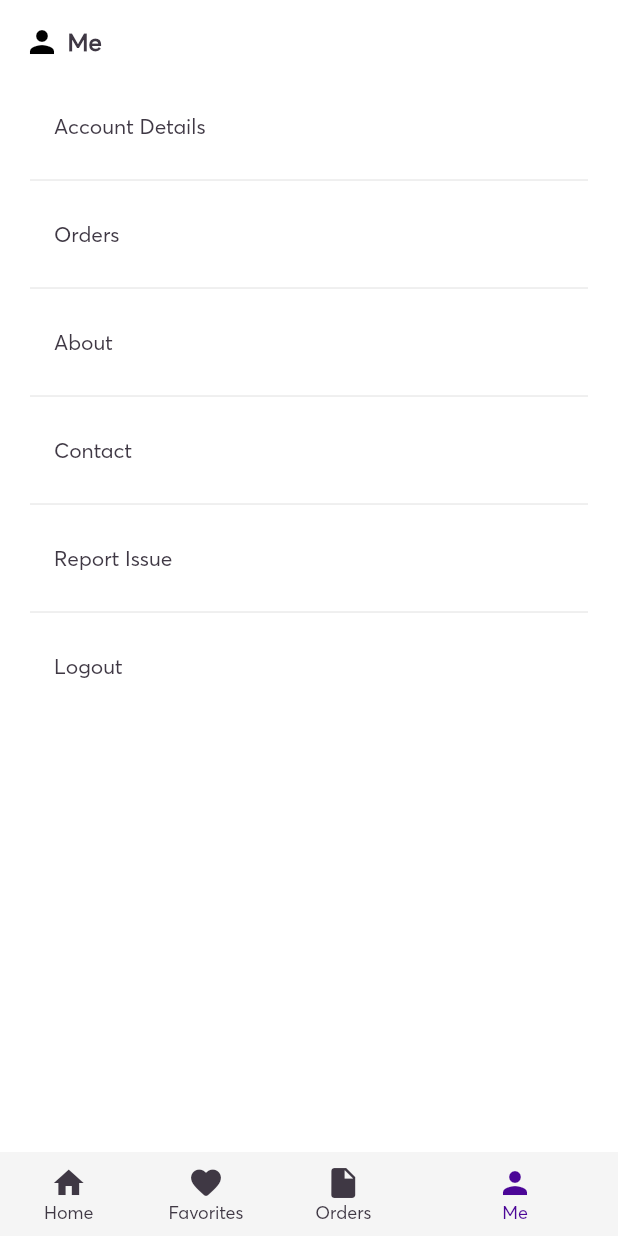
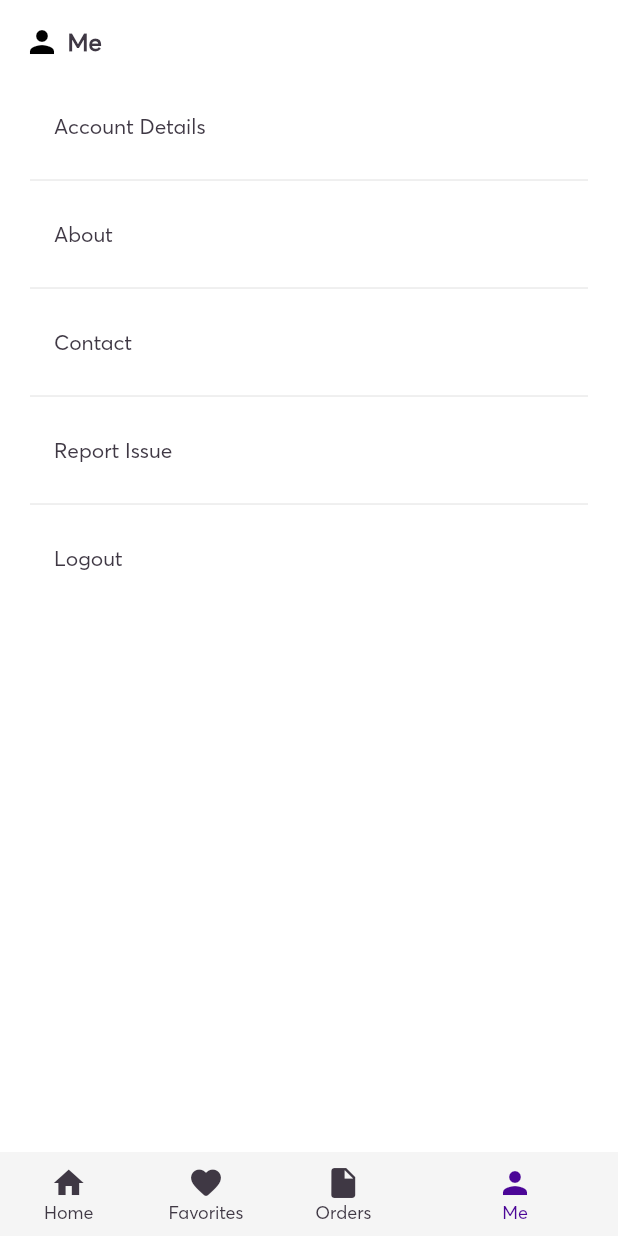
Before and after one commit to mnnlthmpsn/rykMobApp, a Flutter app: the Home screen opened by its route, swiped to page 4, on a phone screen of 412 x 824 dp. Run offline on Flutter 3.47's test engine with Material 2 defaults, Android fonts, the phone set to English and light mode, and no system bars; our stand-ins replace animated_splash_screen, bot_toast, cached_network_image, flutter_bloc, flutter_dotenv, introduction_screen and 2 more; missing offline and left inert: google_place, number_inc_dec; accounts and stored records are empty; network calls fail.

Commit message:
remove order from me page

```diff
--- a/lib/screens/me/me.dart
+++ b/lib/screens/me/me.dart
@@ -7,7 +7,6 @@ class Me extends StatelessWidget {
 
   static const List<Map<String, dynamic>> menuItems = [
     {'title': 'Account Details', 'route': 'account_details'},
-    {'title': 'Orders', 'route': 'orders'},
     {'title': 'About', 'route': 'about'},
     {'title': 'Contact', 'route': 'contact'},
     {'title': 'Report Issue', 'route': 'report'},
```
